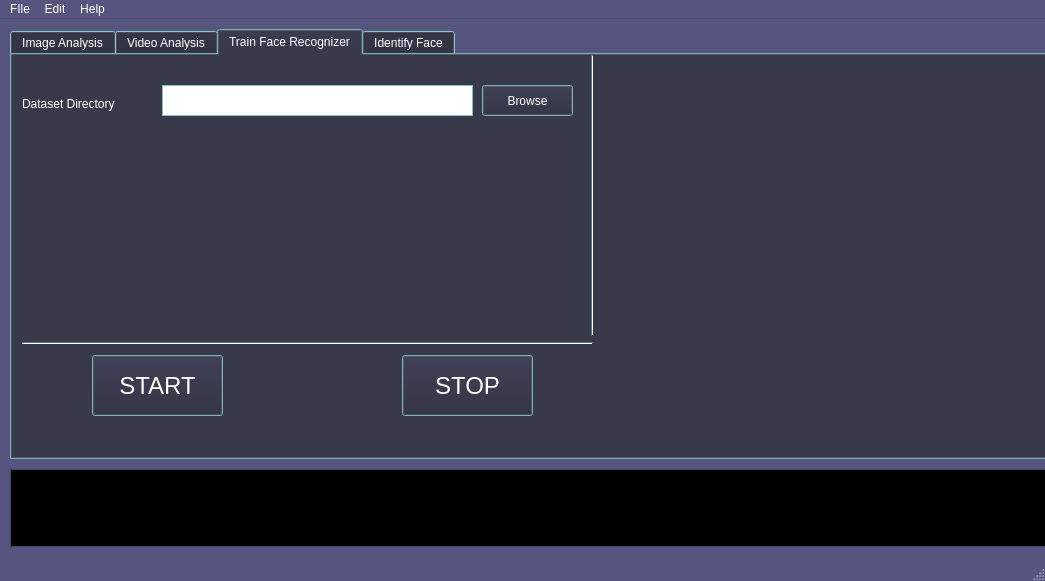
The window that app.ui (stoic1979/robovision) describes before a commit, drawn with Qt 5.
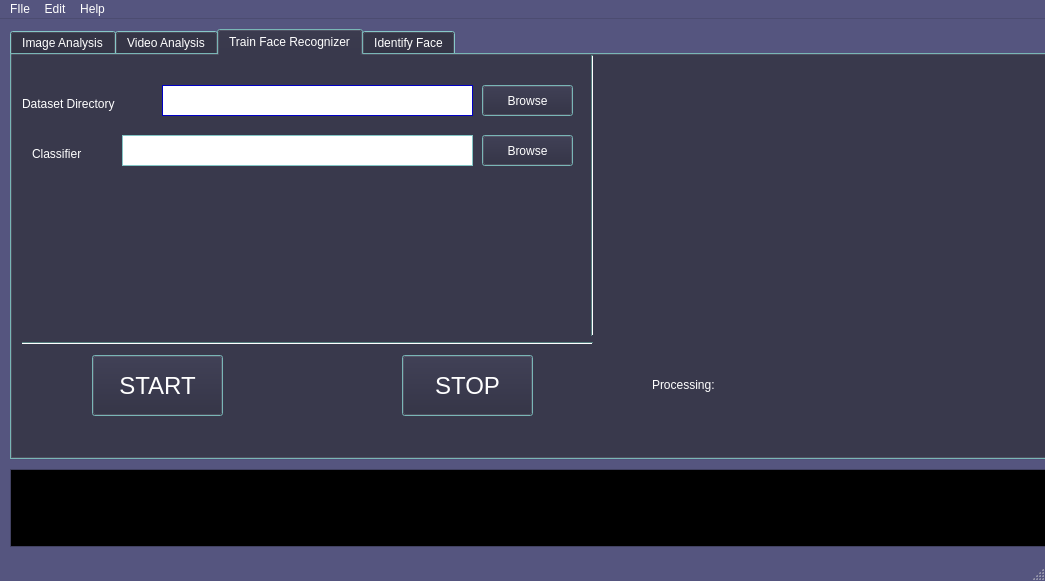
The same window after the commit. The open tabs and pages were chosen to show the change.

Commit message: run face trainer from main app UI

```diff
--- a/app.ui
+++ b/app.ui
@@ -1871,6 +1871,421 @@
         <height>31</height>
        </rect>
       </property>
+      <property name="palette">
+       <palette>
+        <active>
+         <colorrole role="WindowText">
+          <brush brushstyle="SolidPattern">
+           <color alpha="255">
+            <red>0</red>
+            <green>0</green>
+            <blue>0</blue>
+           </color>
+          </brush>
+         </colorrole>
+         <colorrole role="Button">
+          <brush brushstyle="SolidPattern">
+           <color alpha="255">
+            <red>0</red>
+            <green>0</green>
+            <blue>255</blue>
+           </color>
+          </brush>
+         </colorrole>
+         <colorrole role="Light">
+          <brush brushstyle="SolidPattern">
+           <color alpha="255">
+            <red>127</red>
+            <green>127</green>
+            <blue>255</blue>
+           </color>
+          </brush>
+         </colorrole>
+         <colorrole role="Midlight">
+          <brush brushstyle="SolidPattern">
+           <color alpha="255">
+            <red>63</red>
+            <green>63</green>
+            <blue>255</blue>
+           </color>
+          </brush>
+         </colorrole>
+         <colorrole role="Dark">
+          <brush brushstyle="SolidPattern">
+           <color alpha="255">
+            <red>0</red>
+            <green>0</green>
+            <blue>127</blue>
+           </color>
+          </brush>
+         </colorrole>
+         <colorrole role="Mid">
+          <brush brushstyle="SolidPattern">
+           <color alpha="255">
+            <red>0</red>
+            <green>0</green>
+            <blue>170</blue>
+           </color>
+          </brush>
+         </colorrole>
+         <colorrole role="Text">
+          <brush brushstyle="SolidPattern">
+           <color alpha="255">
+            <red>0</red>
+            <green>0</green>
+            <blue>0</blue>
+           </color>
+          </brush>
+         </colorrole>
+         <colorrole role="BrightText">
+          <brush brushstyle="SolidPattern">
+           <color alpha="255">
+            <red>255</red>
+            <green>255</green>
+            <blue>255</blue>
+           </color>
+          </brush>
+         </colorrole>
+         <colorrole role="ButtonText">
+          <brush brushstyle="SolidPattern">
+           <color alpha="255">
+            <red>0</red>
+            <green>0</green>
+            <blue>0</blue>
+           </color>
+          </brush>
+         </colorrole>
+         <colorrole role="Base">
+          <brush brushstyle="SolidPattern">
+           <color alpha="255">
+            <red>255</red>
+            <green>255</green>
+            <blue>255</blue>
+           </color>
+          </brush>
+         </colorrole>
+         <colorrole role="Window">
+          <brush brushstyle="SolidPattern">
+           <color alpha="255">
+            <red>0</red>
+            <green>0</green>
+            <blue>255</blue>
+           </color>
+          </brush>
+         </colorrole>
+         <colorrole role="Shadow">
+          <brush brushstyle="SolidPattern">
+           <color alpha="255">
+            <red>0</red>
+            <green>0</green>
+            <blue>0</blue>
+           </color>
+          </brush>
+         </colorrole>
+         <colorrole role="AlternateBase">
+          <brush brushstyle="SolidPattern">
+           <color alpha="255">
+            <red>127</red>
+            <green>127</green>
+            <blue>255</blue>
+           </color>
+          </brush>
+         </colorrole>
+         <colorrole role="ToolTipBase">
+          <brush brushstyle="SolidPattern">
+           <color alpha="255">
+            <red>255</red>
+            <green>255</green>
+            <blue>220</blue>
+           </color>
+          </brush>
+         </colorrole>
+         <colorrole role="ToolTipText">
+          <brush brushstyle="SolidPattern">
+           <color alpha="255">
+            <red>0</red>
+            <green>0</green>
+            <blue>0</blue>
+           </color>
+          </brush>
+         </colorrole>
+        </active>
+        <inactive>
+         <colorrole role="WindowText">
+          <brush brushstyle="SolidPattern">
+           <color alpha="255">
+            <red>0</red>
+            <green>0</green>
+            <blue>0</blue>
+           </color>
+          </brush>
+         </colorrole>
+         <colorrole role="Button">
+          <brush brushstyle="SolidPattern">
+           <color alpha="255">
+            <red>0</red>
+            <green>0</green>
+            <blue>255</blue>
+           </color>
+          </brush>
+         </colorrole>
+         <colorrole role="Light">
+          <brush brushstyle="SolidPattern">
+           <color alpha="255">
+            <red>127</red>
+            <green>127</green>
+            <blue>255</blue>
+           </color>
+          </brush>
+         </colorrole>
+         <colorrole role="Midlight">
+          <brush brushstyle="SolidPattern">
+           <color alpha="255">
+            <red>63</red>
+            <green>63</green>
+            <blue>255</blue>
+           </color>
+          </brush>
+         </colorrole>
+         <colorrole role="Dark">
+          <brush brushstyle="SolidPattern">
+           <color alpha="255">
+            <red>0</red>
+            <green>0</green>
+            <blue>127</blue>
+           </color>
+          </brush>
+         </colorrole>
+         <colorrole role="Mid">
+          <brush brushstyle="SolidPattern">
+           <color alpha="255">
+            <red>0</red>
+            <green>0</green>
+            <blue>170</blue>
+           </color>
+          </brush>
+         </colorrole>
+         <colorrole role="Text">
+          <brush brushstyle="SolidPattern">
+           <color alpha="255">
+            <red>0</red>
+            <green>0</green>
+            <blue>0</blue>
+           </color>
+          </brush>
+         </colorrole>
+         <colorrole role="BrightText">
+          <brush brushstyle="SolidPattern">
+           <color alpha="255">
+            <red>255</red>
+            <green>255</green>
+            <blue>255</blue>
+           </color>
+          </brush>
+         </colorrole>
+         <colorrole role="ButtonText">
+          <brush brushstyle="SolidPattern">
+           <color alpha="255">
+            <red>0</red>
+            <green>0</green>
+            <blue>0</blue>
+           </color>
+          </brush>
+         </colorrole>
+         <colorrole role="Base">
+          <brush brushstyle="SolidPattern">
+           <color alpha="255">
+            <red>255</red>
+            <green>255</green>
+            <blue>255</blue>
+           </color>
+          </brush>
+         </colorrole>
+         <colorrole role="Window">
+          <brush brushstyle="SolidPattern">
+           <color alpha="255">
+            <red>0</red>
+            <green>0</green>
+            <blue>255</blue>
+           </color>
+          </brush>
+         </colorrole>
+         <colorrole role="Shadow">
+          <brush brushstyle="SolidPattern">
+           <color alpha="255">
+            <red>0</red>
+            <green>0</green>
+            <blue>0</blue>
+           </color>
+          </brush>
+         </colorrole>
+         <colorrole role="AlternateBase">
+          <brush brushstyle="SolidPattern">
+           <color alpha="255">
+            <red>127</red>
+            <green>127</green>
+            <blue>255</blue>
+           </color>
+          </brush>
+         </colorrole>
+         <colorrole role="ToolTipBase">
+          <brush brushstyle="SolidPattern">
+           <color alpha="255">
+            <red>255</red>
+            <green>255</green>
+            <blue>220</blue>
+           </color>
+          </brush>
+         </colorrole>
+         <colorrole role="ToolTipText">
+          <brush brushstyle="SolidPattern">
+           <color alpha="255">
+            <red>0</red>
+            <green>0</green>
+            <blue>0</blue>
+           </color>
+          </brush>
+         </colorrole>
+        </inactive>
+        <disabled>
+         <colorrole role="WindowText">
+          <brush brushstyle="SolidPattern">
+           <color alpha="255">
+            <red>0</red>
+            <green>0</green>
+            <blue>127</blue>
+           </color>
+          </brush>
+         </colorrole>
+         <colorrole role="Button">
+          <brush brushstyle="SolidPattern">
+           <color alpha="255">
+            <red>0</red>
+            <green>0</green>
+            <blue>255</blue>
+           </color>
+          </brush>
+         </colorrole>
+         <colorrole role="Light">
+          <brush brushstyle="SolidPattern">
+           <color alpha="255">
+            <red>127</red>
+            <green>127</green>
+            <blue>255</blue>
+           </color>
+          </brush>
+         </colorrole>
+         <colorrole role="Midlight">
+          <brush brushstyle="SolidPattern">
+           <color alpha="255">
+            <red>63</red>
+            <green>63</green>
+            <blue>255</blue>
+           </color>
+          </brush>
+         </colorrole>
+         <colorrole role="Dark">
+          <brush brushstyle="SolidPattern">
+           <color alpha="255">
+            <red>0</red>
+            <green>0</green>
+            <blue>127</blue>
+           </color>
+          </brush>
+         </colorrole>
+         <colorrole role="Mid">
+          <brush brushstyle="SolidPattern">
+           <color alpha="255">
+            <red>0</red>
+            <green>0</green>
+            <blue>170</blue>
+           </color>
+          </brush>
+         </colorrole>
+         <colorrole role="Text">
+          <brush brushstyle="SolidPattern">
+           <color alpha="255">
+            <red>0</red>
+            <green>0</green>
+            <blue>127</blue>
+           </color>
+          </brush>
+         </colorrole>
+         <colorrole role="BrightText">
+          <brush brushstyle="SolidPattern">
+           <color alpha="255">
+            <red>255</red>
+            <green>255</green>
+            <blue>255</blue>
+           </color>
+          </brush>
+         </colorrole>
+         <colorrole role="ButtonText">
+          <brush brushstyle="SolidPattern">
+           <color alpha="255">
+            <red>0</red>
+            <green>0</green>
+            <blue>127</blue>
+           </color>
+          </brush>
+         </colorrole>
+         <colorrole role="Base">
+          <brush brushstyle="SolidPattern">
+           <color alpha="255">
+            <red>0</red>
+            <green>0</green>
+            <blue>255</blue>
+           </color>
+          </brush>
+         </colorrole>
+         <colorrole role="Window">
+          <brush brushstyle="SolidPattern">
+           <color alpha="255">
+            <red>0</red>
+            <green>0</green>
+            <blue>255</blue>
+           </color>
+          </brush>
+         </colorrole>
+         <colorrole role="Shadow">
+          <brush brushstyle="SolidPattern">
+           <color alpha="255">
+            <red>0</red>
+            <green>0</green>
+            <blue>0</blue>
+           </color>
+          </brush>
+         </colorrole>
+         <colorrole role="AlternateBase">
+          <brush brushstyle="SolidPattern">
+           <color alpha="255">
+            <red>0</red>
+            <green>0</green>
+            <blue>255</blue>
+           </color>
+          </brush>
+         </colorrole>
+         <colorrole role="ToolTipBase">
+          <brush brushstyle="SolidPattern">
+           <color alpha="255">
+            <red>255</red>
+            <green>255</green>
+            <blue>220</blue>
+           </color>
+          </brush>
+         </colorrole>
+         <colorrole role="ToolTipText">
+          <brush brushstyle="SolidPattern">
+           <color alpha="255">
+            <red>0</red>
+            <green>0</green>
+            <blue>0</blue>
+           </color>
+          </brush>
+         </colorrole>
+        </disabled>
+       </palette>
+      </property>
      </widget>
      <widget class="QPushButton" name="btnBrowseImage_2">
       <property name="geometry">
@@ -2071,6 +2486,156 @@
        <enum>Qt::Vertical</enum>
       </property>
      </widget>
+     <widget class="QLabel" name="lblFaceTrainerCurImg">
+      <property name="geometry">
+       <rect>
+        <x>640</x>
+        <y>320</y>
+        <width>381</width>
+        <height>20</height>
+       </rect>
+      </property>
+      <property name="text">
+       <string>Processing: </string>
+      </property>
+     </widget>
+     <widget class="QLabel" name="label_14">
+      <property name="geometry">
+       <rect>
+        <x>20</x>
+        <y>90</y>
+        <width>68</width>
+        <height>17</height>
+       </rect>
+      </property>
+      <property name="text">
+       <string>Classifier</string>
+      </property>
+     </widget>
+     <widget class="QTextEdit" name="teFaceTrainerClassifier">
+      <property name="geometry">
+       <rect>
+        <x>110</x>
+        <y>80</y>
+        <width>351</width>
+        <height>31</height>
+       </rect>
+      </property>
+      <property name="palette">
+       <palette>
+        <active>
+         <colorrole role="Text">
+          <brush brushstyle="SolidPattern">
+           <color alpha="255">
+            <red>0</red>
+            <green>0</green>
+            <blue>0</blue>
+           </color>
+          </brush>
+         </colorrole>
+         <colorrole role="HighlightedText">
+          <brush brushstyle="SolidPattern">
+           <color alpha="255">
+            <red>0</red>
+            <green>0</green>
+            <blue>255</blue>
+           </color>
+          </brush>
+         </colorrole>
+        </active>
+        <inactive>
+         <colorrole role="Text">
+          <brush brushstyle="SolidPattern">
+           <color alpha="255">
+            <red>0</red>
+            <green>0</green>
+            <blue>0</blue>
+           </color>
+          </brush>
+         </colorrole>
+         <colorrole role="HighlightedText">
+          <brush brushstyle="SolidPattern">
+           <color alpha="255">
+            <red>0</red>
+            <green>0</green>
+            <blue>255</blue>
+           </color>
+          </brush>
+         </colorrole>
+        </inactive>
+        <disabled>
+         <colorrole role="Text">
+          <brush brushstyle="SolidPattern">
+           <color alpha="255">
+            <red>85</red>
+            <green>127</green>
+            <blue>127</blue>
+           </color>
+          </brush>
+         </colorrole>
+         <colorrole role="HighlightedText">
+          <brush brushstyle="SolidPattern">
+           <color alpha="255">
+            <red>0</red>
+            <green>0</green>
+            <blue>255</blue>
+           </color>
+          </brush>
+         </colorrole>
+        </disabled>
+       </palette>
+      </property>
+     </widget>
+     <widget class="QPushButton" name="btnBrowseClassifierForFaceTrainer">
+      <property name="geometry">
+       <rect>
+        <x>470</x>
+        <y>80</y>
+        <width>91</width>
+        <height>31</height>
+       </rect>
+      </property>
+      <property name="palette">
+       <palette>
+        <active>
+         <colorrole role="ButtonText">
+          <brush brushstyle="SolidPattern">
+           <color alpha="255">
+            <red>255</red>
+            <green>255</green>
+            <blue>255</blue>
+           </color>
+          </brush>
+         </colorrole>
+        </active>
+        <inactive>
+         <colorrole role="ButtonText">
+          <brush brushstyle="SolidPattern">
+           <color alpha="255">
+            <red>255</red>
+            <green>255</green>
+            <blue>255</blue>
+           </color>
+          </brush>
+         </colorrole>
+        </inactive>
+        <disabled>
+         <colorrole role="ButtonText">
+          <brush brushstyle="SolidPattern">
+           <color alpha="255">
+            <red>85</red>
+            <green>127</green>
+            <blue>127</blue>
+           </color>
+          </brush>
+         </colorrole>
+        </disabled>
+       </palette>
+      </property>
+      <property name="text">
+       <string>Browse</string>
+      </property>
+     </widget>
     </widget>
     <widget class="QWidget" name="tab_4">
      <attribute name="title">
```
Left out of the diff: 8 changed lines with no effect on the pictures. The commit also changes 1 other file.
